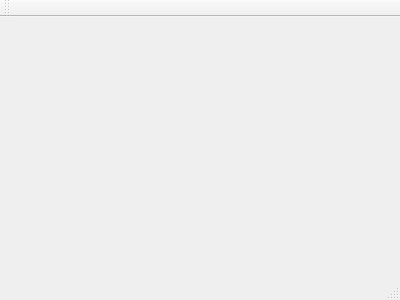
Before: the Qt Designer form mainwindow.ui in asvitenkov/AIPOS_LAB3_CLIENT, drawn with Qt 5.
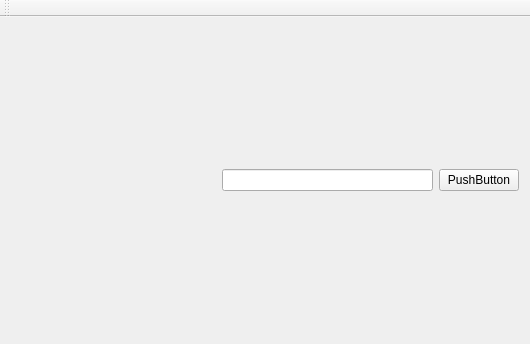
After: the same form once the commit is applied.

Diff of the .ui file:
```diff
--- a/mainwindow.ui
+++ b/mainwindow.ui
@@ -1,24 +1,72 @@
 <ui version="4.0">
  <class>MainWindow</class>
- <widget class="QMainWindow" name="MainWindow" >
-  <property name="geometry" >
+ <widget class="QMainWindow" name="MainWindow">
+  <property name="geometry">
    <rect>
     <x>0</x>
     <y>0</y>
-    <width>400</width>
-    <height>300</height>
+    <width>530</width>
+    <height>344</height>
    </rect>
   </property>
   <property name="windowTitle" >
    <string>MainWindow</string>
   </property>
-  <widget class="QMenuBar" name="menuBar" />
-  <widget class="QToolBar" name="mainToolBar" />
-  <widget class="QWidget" name="centralWidget" />
-  <widget class="QStatusBar" name="statusBar" />
+  <widget class="QWidget" name="centralWidget">
+   <layout class="QGridLayout" name="gridLayout">
+    <item row="0" column="0">
+     <layout class="QVBoxLayout" name="verticalLayout">
+      <item>
+       <layout class="QHBoxLayout" name="horizontalLayout">
+        <item>
+         <spacer name="horizontalSpacer">
+          <property name="orientation">
+           <enum>Qt::Horizontal</enum>
+          </property>
+          <property name="sizeHint" stdset="0">
+           <size>
+            <width>40</width>
+            <height>20</height>
+           </size>
+          </property>
+         </spacer>
+        </item>
+        <item>
+         <widget class="QLineEdit" name="lineEdit"/>
+        </item>
+        <item>
+         <widget class="QPushButton" name="pushButton">
+          <property name="text">
+           <string>PushButton</string>
+          </property>
+         </widget>
+        </item>
+       </layout>
+      </item>
+     </layout>
+    </item>
+   </layout>
+  </widget>
+  <widget class="QMenuBar" name="menuBar">
+   <property name="geometry">
+    <rect>
+     <x>0</x>
+     <y>0</y>
+     <width>530</width>
+     <height>22</height>
+    </rect>
+   </property>
+  </widget>
+  <widget class="QToolBar" name="mainToolBar">
+   <attribute name="toolBarArea">
+    <enum>TopToolBarArea</enum>
+   </attribute>
+   <attribute name="toolBarBreak">
+    <bool>false</bool>
+   </attribute>
+  </widget>
  </widget>
- <layoutDefault spacing="6" margin="11" />
- <pixmapfunction></pixmapfunction>
+ <layoutdefault spacing="6" margin="11"/>
  <resources/>
  <connections/>
 </ui>
```
Left out of the diff: 3 changed lines with no effect on the pictures.
